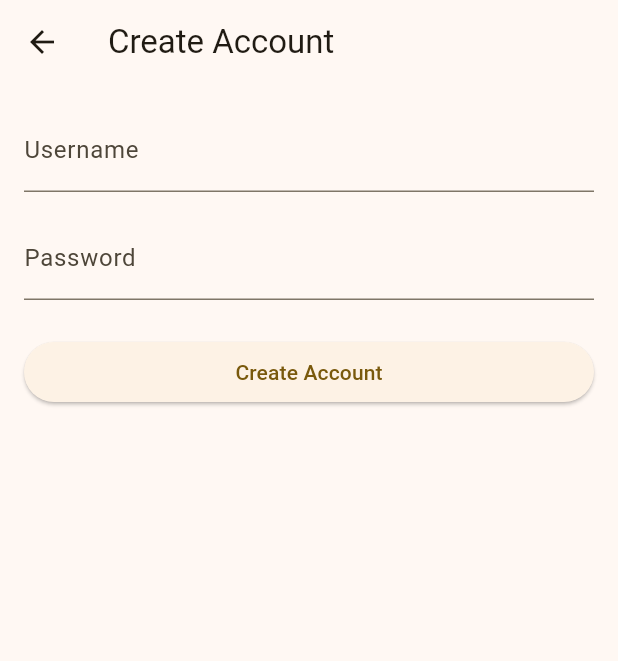
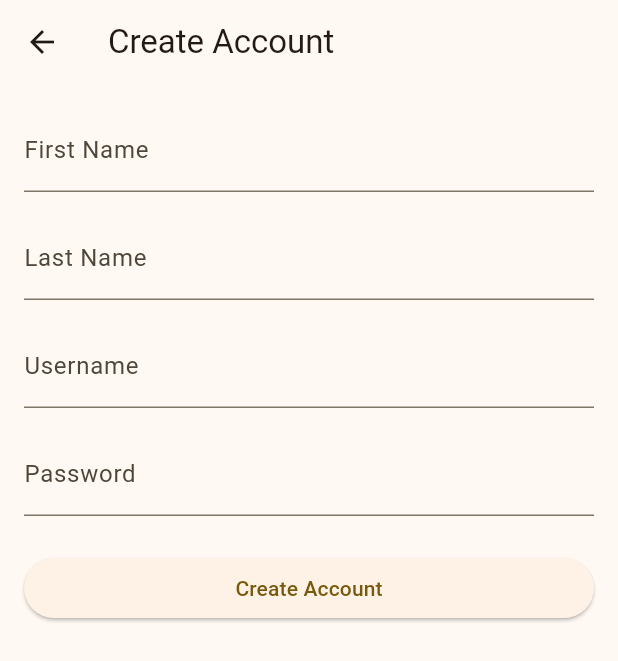
Before and after one commit to Software-Engineering-WebDev-MobileDev/MobileDev, a Flutter app: the screen it shows after launch, after a tap on "Create an account", on a phone screen of 412 x 824 dp. Shown: the top 661 px of the screen. Run offline on Flutter 3.47's test engine with Material 3 defaults, Android fonts, the light colour scheme and no system bars; our stand-ins replace shared_preferences.

Commit message:
Bug Fixes

```diff
--- a/src/bakery_manager_mobile/lib/pages/account_registration.dart
+++ b/src/bakery_manager_mobile/lib/pages/account_registration.dart
@@ -12,21 +12,22 @@ class CreateAccountPageState extends State<CreateAccountPage> {
   final _formKey = GlobalKey<FormState>();
   final TextEditingController _usernameController = TextEditingController();
   final TextEditingController _passwordController = TextEditingController();
+  final TextEditingController _firstNameController = TextEditingController();
+  final TextEditingController _lastNameController = TextEditingController();
 
   Future<void> _createAccount() async {
     if (_formKey.currentState!.validate()) {
       SharedPreferences prefs = await SharedPreferences.getInstance();
       await prefs.setString('username', _usernameController.text);
       await prefs.setString('password', _passwordController.text);
+      await prefs.setString('first_name', _firstNameController.text);
+      await prefs.setString('last_name', _lastNameController.text);
 
-      // Ensure the widget is still mounted before using BuildContext
       if (!mounted) return;
 
       ScaffoldMessenger.of(context).showSnackBar(
         const SnackBar(content: Text('Account created successfully!')),
       );
-
-      // Navigate back to login page after account creation
       Navigator.pop(context);
     }
   }
@@ -44,6 +45,28 @@ class CreateAccountPageState extends State<CreateAccountPage> {
           child: Column(
             crossAxisAlignment: CrossAxisAlignment.stretch,
             children: [
+              TextFormField(
+                controller: _firstNameController,
+                decoration: const InputDecoration(labelText: 'First Name'),
+                validator: (value) {
+                  if (value == null || value.isEmpty) {
+                    return 'Please enter your first name';
+                  }
+                  return null;
+                },
+              ),
+              const SizedBox(height: 16),
+              TextFormField(
+                controller: _lastNameController,
+                decoration: const InputDecoration(labelText: 'Last Name'),
+                validator: (value) {
+                  if (value == null || value.isEmpty) {
+                    return 'Please enter your last name';
+                  }
+                  return null;
+                },
+              ),
+              const SizedBox(height: 16),
               TextFormField(
                 controller: _usernameController,
                 decoration: const InputDecoration(labelText: 'Username'),
@@ -82,6 +105,8 @@ class CreateAccountPageState extends State<CreateAccountPage> {
   void dispose() {
     _usernameController.dispose();
     _passwordController.dispose();
+    _firstNameController.dispose();
+    _lastNameController.dispose();
     super.dispose();
   }
 }
--- a/src/bakery_manager_mobile/lib/pages/home_page.dart
+++ b/src/bakery_manager_mobile/lib/pages/home_page.dart
@@ -1,4 +1,5 @@
 import 'package:flutter/material.dart';
+import 'package:shared_preferences/shared_preferences.dart';
 import 'package:bakery_manager_mobile/assets/constants.dart';
 
 /*
@@ -15,6 +16,23 @@ class MyHomePage extends StatefulWidget {
 }
 
 class _MyHomePageState extends State<MyHomePage> {
+  String _firstName = '';
+  String _lastName = '';
+
+  @override
+  void initState() {
+    super.initState();
+    _loadUserData();
+  }
+
+  Future<void> _loadUserData() async {
+    SharedPreferences prefs = await SharedPreferences.getInstance();
+    setState(() {
+      _firstName = prefs.getString('first_name') ?? 'First Name';
+      _lastName = prefs.getString('last_name') ?? 'Last Name';
+    });
+  }
+
   void _logout() {
     Navigator.pushReplacementNamed(context, loginPageRoute);
   }
@@ -26,7 +44,7 @@ class _MyHomePageState extends State<MyHomePage> {
         title: const Text('Home'),
         leading: IconButton(
           icon: const Icon(Icons.logout),
-          onPressed: _logout
+          onPressed: _logout,
         ),
       ),
       body: SafeArea(
@@ -49,9 +67,10 @@ class _MyHomePageState extends State<MyHomePage> {
               ),
               const SizedBox(height: 20),
 
-              const Text(
-                'Hi Benjamin Burchfield!',
-                style: TextStyle(
+              // Dynamically displaying the first and last name
+              Text(
+                'Hi $_firstName $_lastName!',
+                style: const TextStyle(
                   fontSize: 22,
                   fontWeight: FontWeight.bold,
                   color: Colors.orange,
@@ -107,9 +126,6 @@ class OptionsBar extends StatelessWidget {
         _buildMenuButton('Daily Tasks', Icons.task, () {
           Navigator.pushNamed(context, taskPageRoute);
         }),
-        _buildMenuButton('Sales History', Icons.attach_money, () {
-          Navigator.pushNamed(context, salesPageRoute);
-        }),
         _buildMenuButton('My Account', Icons.account_box_rounded, () {
           Navigator.pushNamed(context, salesPageRoute);
         }),
@@ -149,22 +165,3 @@ class OptionsBar extends StatelessWidget {
     );
   }
 }
-
-/*
- * Title widget:
- * Contains text of the homepage title
-*/
-class Title extends StatelessWidget {
-  const Title({
-    super.key,
-  });
-
-  @override
-  Widget build(BuildContext context) {
-    final theme = Theme.of(context);
-    final style = theme.textTheme.displaySmall!.copyWith(
-      fontWeight: FontWeight.bold,
-    );
-    return Center(child: Text('Home', style: style));
-  }
-}
--- a/src/bakery_manager_mobile/lib/pages/login.dart
+++ b/src/bakery_manager_mobile/lib/pages/login.dart
@@ -1,5 +1,5 @@
+import 'package:flutter/material.dart';
 import 'package:shared_preferences/shared_preferences.dart';
-import 'package:flutter/material.dart';
 import 'package:bakery_manager_mobile/assets/constants.dart';
 
 class LoginPage extends StatefulWidget {
@@ -94,12 +94,12 @@ class LoginPageState extends State<LoginPage> {
         title: const Text('Login'),
         automaticallyImplyLeading: false,
       ),
-      body: Center(
-        child: Padding(
-          padding: const EdgeInsets.all(16.0),
+      body: SafeArea( // Added SafeArea to avoid overlapping system UI
+        child: SingleChildScrollView( // Wrapped content in SingleChildScrollView to make it scrollable
+          padding: const EdgeInsets.all(16.0), // Added padding here
+          child: Center(
             child: Column(
               mainAxisAlignment: MainAxisAlignment.center,
-            crossAxisAlignment: CrossAxisAlignment.center,
               children: <Widget>[
                 const Text(
                   'Sign In',
@@ -113,10 +113,8 @@ class LoginPageState extends State<LoginPage> {
                 Form(
                   key: _formKey,
                   child: Column(
-                  crossAxisAlignment: CrossAxisAlignment.stretch,
                     children: <Widget>[
-                    Center(
-                      child: SizedBox(
+                      SizedBox(
                         width: 300,
                         child: TextFormField(
                           controller: _usernameController,
@@ -130,10 +128,8 @@ class LoginPageState extends State<LoginPage> {
                           textInputAction: TextInputAction.next,
                         ),
                       ),
-                    ),
                       const SizedBox(height: 16),
-                    Center(
-                      child: SizedBox(
+                      SizedBox(
                         width: 300,
                         child: TextFormField(
                           controller: _passwordController,
@@ -147,7 +143,6 @@ class LoginPageState extends State<LoginPage> {
                           },
                           textInputAction: TextInputAction.done,
                           onFieldSubmitted: (_) => _login(),
-                        ),
                         ),
                       ),
                       const SizedBox(height: 16),
@@ -166,13 +161,11 @@ class LoginPageState extends State<LoginPage> {
                         ],
                       ),
                       const SizedBox(height: 24),
-                    Center(
-                      child: SizedBox(
+                      SizedBox(
                         width: 150,
                         child: ElevatedButton(
                           onPressed: _isButtonDisabled ? null : _login,
                           child: const Text('Login'),
-                        ),
                         ),
                       ),
                       TextButton(
@@ -190,6 +183,7 @@ class LoginPageState extends State<LoginPage> {
             ),
           ),
         ),
+      ),
     );
   }
 
```
Also changed, not shown: src/bakery_manager_mobile/lib/main.dart (line endings or trailing spaces). Lines whose indentation alone changed are shown as unchanged.
